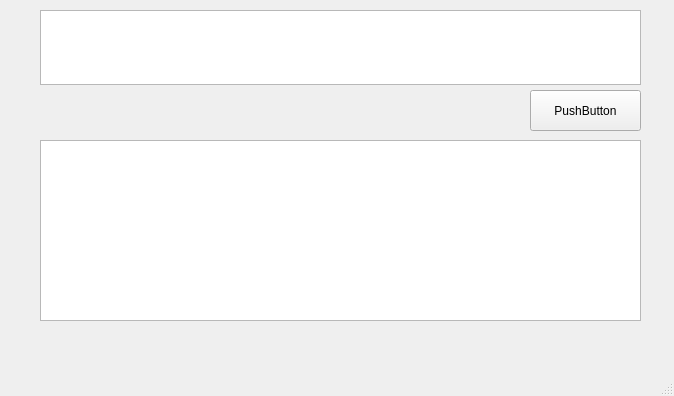
Old version of the form mainwindow.ui in the repository eurosa/PythonYoutubeDownloader.
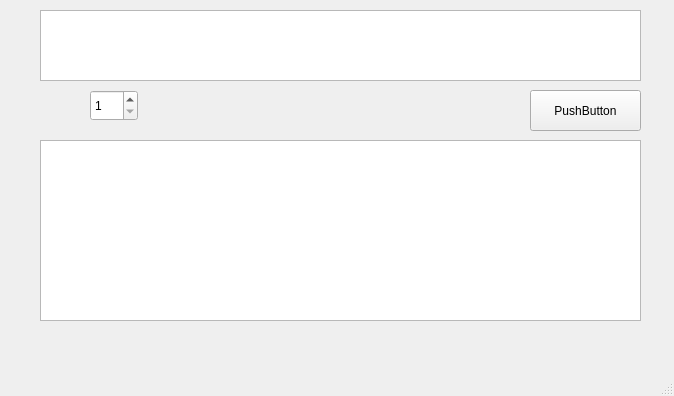
New version of the form.

```diff
--- a/mainwindow.ui
+++ b/mainwindow.ui
@@ -43,10 +43,34 @@
       <x>40</x>
       <y>10</y>
       <width>601</width>
-      <height>75</height>
+      <height>71</height>
      </rect>
     </property>
    </widget>
+   <widget class="QSpinBox" name="input1">
+    <property name="geometry">
+     <rect>
+      <x>90</x>
+      <y>90</y>
+      <width>48</width>
+      <height>31</height>
+     </rect>
+    </property>
+    <property name="minimum">
+     <number>1</number>
+    </property>
+   </widget>
+   <widget class="QWidget" name="gridLayoutWidget">
+    <property name="geometry">
+     <rect>
+      <x>150</x>
+      <y>90</y>
+      <width>371</width>
+      <height>211</height>
+     </rect>
+    </property>
+    <layout class="QGridLayout" name="grid"/>
+   </widget>
   </widget>
   <widget class="QMenuBar" name="menubar">
    <property name="geometry">
```
